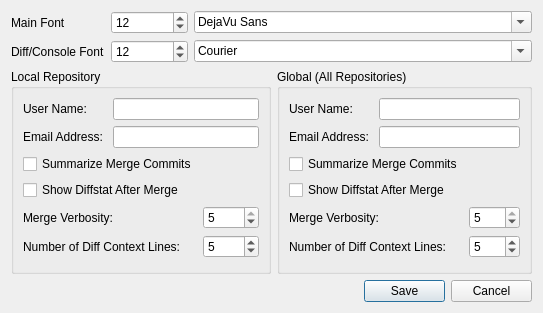
This is ui/optionsgui.ui in git-cola/git-cola as Qt 5 draws it before an edit. The edited form follows.
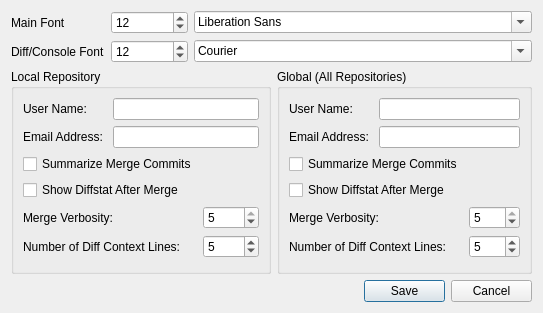
This is the edited form.

Commit message: QFont handling for the qobserver class

The edit to the form file:
```diff
--- a/ui/optionsgui.ui
+++ b/ui/optionsgui.ui
@@ -34,13 +34,7 @@
     </widget>
    </item>
    <item row="0" column="2" colspan="4" >
-    <widget class="QFontComboBox" name="mainFontCombo" >
-     <property name="currentFont" >
-      <font>
-       <family>Bitstream Vera Sans</family>
-      </font>
-     </property>
-    </widget>
+    <widget class="QFontComboBox" name="mainFontCombo" />
    </item>
    <item row="1" column="0" >
     <widget class="QLabel" name="label_3" >
```
The commit also changes 4 other files.
